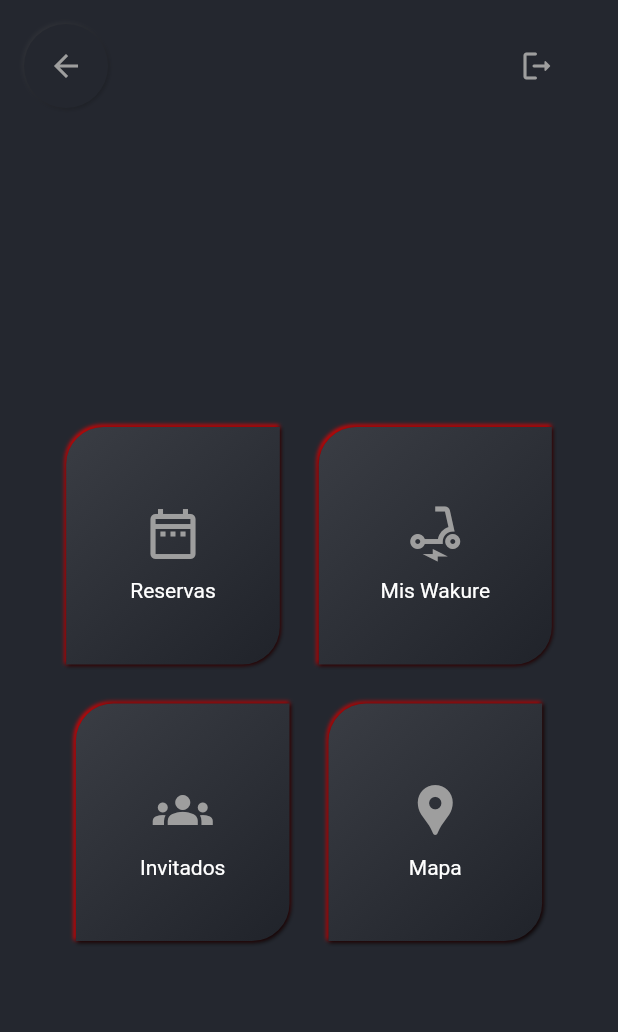
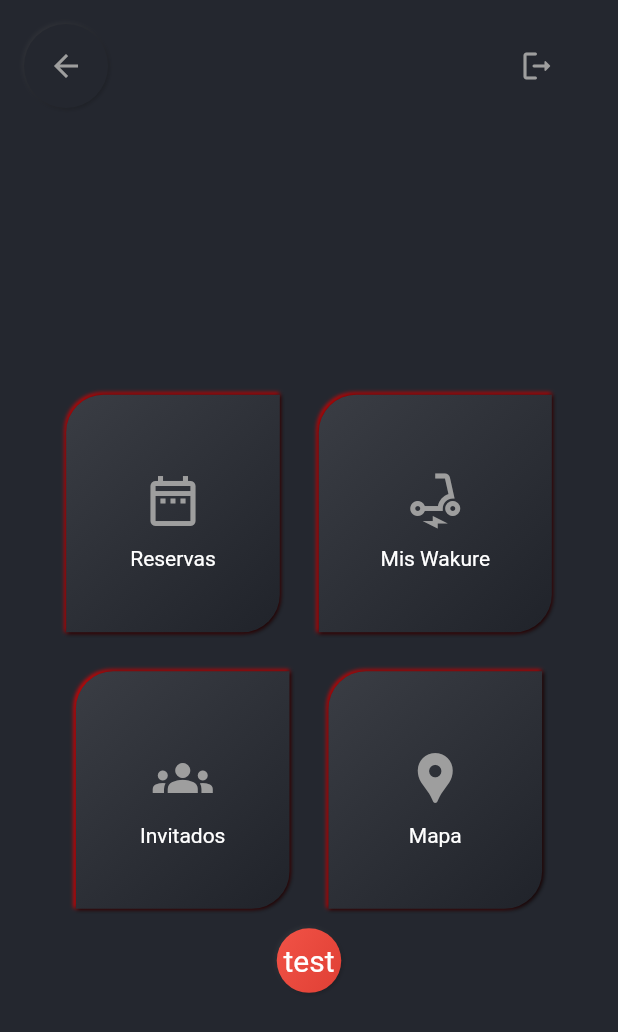
Before and after one commit to Joelnicolass/wakurent, a Flutter app: the Menu_View screen opened by its route, on a phone screen of 412 x 824 dp. Shown: the top 1032 px of the screen. Run offline on Flutter 3.47's test engine with Material 2 defaults, Android fonts, the phone set to English and light mode, and no system bars; drawn by our look-alikes of flutter_neumorphic; our stand-ins replace bloc, datetime_picker_formfield, dio, equatable, flutter_bloc, flutter_secure_storage and 4 more; accounts and stored records are empty.

Commit message:
features added

```diff
--- a/lib/globals.dart
+++ b/lib/globals.dart
@@ -17,8 +17,8 @@ const background = Color(0xff24272f);
 // network
 
 // const ip = "192.168.1.52";
-// const ip = "192.168.0.46";
-const ip = "192.168.1.36";
+const ip = "192.168.0.46";
+// const ip = "192.168.1.36";
 
 //----------------- FORMS -----------------//
 
--- /dev/null
+++ b/lib/models/ticket.dart
@@ -0,0 +1,110 @@
+// To parse this JSON data, do
+//
+//     final ticket = ticketFromMap(jsonString);
+
+import 'package:meta/meta.dart';
+import 'dart:convert';
+
+import 'package:walkiler/models/models.dart';
+
+class Ticket {
+  Ticket({
+    required this.id,
+    required this.idOwner,
+    required this.idClient,
+    required this.idWakure,
+    required this.price,
+    required this.dateFrom,
+    required this.dateTo,
+    required this.timeFrom,
+    required this.timeTo,
+    required this.status,
+    required this.v,
+    required this.wakure,
+    required this.client,
+  });
+
+  String id;
+  String idOwner;
+  String idClient;
+  String idWakure;
+  int price;
+  DateTime dateFrom;
+  DateTime dateTo;
+  String timeFrom;
+  String timeTo;
+  String status;
+  int v;
+  List<Wakure> wakure;
+  List<Client> client;
+
+  factory Ticket.fromJson(String str) => Ticket.fromMap(json.decode(str));
+
+  String toJson() => json.encode(toMap());
+
+  factory Ticket.fromMap(Map<String, dynamic> json) => Ticket(
+        id: json["_id"],
+        idOwner: json["id_owner"],
+        idClient: json["id_client"],
+        idWakure: json["id_wakure"],
+        price: json["price"],
+        dateFrom: DateTime.parse(json["dateFrom"]),
+        dateTo: DateTime.parse(json["dateTo"]),
+        timeFrom: json["timeFrom"],
+        timeTo: json["timeTo"],
+        status: json["status"],
+        v: json["__v"],
+        wakure: List<Wakure>.from(json["wakure"].map((x) => Wakure.fromMap(x))),
+        client: List<Client>.from(json["client"].map((x) => Client.fromMap(x))),
+      );
+
+  Map<String, dynamic> toMap() => {
+        "_id": id,
+        "id_owner": idOwner,
+        "id_client": idClient,
+        "id_wakure": idWakure,
+        "price": price,
+        "dateFrom":
+            "${dateFrom.year.toString().padLeft(4, '0')}-${dateFrom.month.toString().padLeft(2, '0')}-${dateFrom.day.toString().padLeft(2, '0')}",
+        "dateTo":
+            "${dateTo.year.toString().padLeft(4, '0')}-${dateTo.month.toString().padLeft(2, '0')}-${dateTo.day.toString().padLeft(2, '0')}",
+        "timeFrom": timeFrom,
+        "timeTo": timeTo,
+        "status": status,
+        "__v": v,
+        "wakure": List<dynamic>.from(wakure.map((x) => x.toMap())),
+        "client": List<dynamic>.from(client.map((x) => x.toMap())),
+      };
+}
+
+class Client {
+  Client({
+    required this.name,
+    required this.address,
+    required this.phone,
+    required this.email,
+  });
+
+  String name;
+  String address;
+  String phone;
+  String email;
+
+  factory Client.fromJson(String str) => Client.fromMap(json.decode(str));
+
+  String toJson() => json.encode(toMap());
+
+  factory Client.fromMap(Map<String, dynamic> json) => Client(
+        name: json["name"],
+        address: json["address"],
+        phone: json["phone"],
+        email: json["email"],
+      );
+
+  Map<String, dynamic> toMap() => {
+        "name": name,
+        "address": address,
+        "phone": phone,
+        "email": email,
+      };
+}
--- /dev/null
+++ b/lib/models/ticketOLD.dart
@@ -0,0 +1,68 @@
+// To parse this JSON data, do
+//
+//     final ticket = ticketFromMap(jsonString);
+
+import 'package:meta/meta.dart';
+import 'dart:convert';
+
+class Ticket {
+  Ticket({
+    required this.id,
+    required this.idOwner,
+    required this.idClient,
+    required this.idWakure,
+    required this.price,
+    required this.dateFrom,
+    required this.dateTo,
+    required this.timeFrom,
+    required this.timeTo,
+    required this.status,
+    required this.v,
+  });
+
+  String id;
+  String idOwner;
+  String idClient;
+  String idWakure;
+  int price;
+  DateTime dateFrom;
+  DateTime dateTo;
+  String timeFrom;
+  String timeTo;
+  String status;
+  int v;
+
+  factory Ticket.fromJson(String str) => Ticket.fromMap(json.decode(str));
+
+  String toJson() => json.encode(toMap());
+
+  factory Ticket.fromMap(Map<String, dynamic> json) => Ticket(
+        id: json["_id"],
+        idOwner: json["id_owner"],
+        idClient: json["id_client"],
+        idWakure: json["id_wakure"],
+        price: json["price"],
+        dateFrom: DateTime.parse(json["dateFrom"]),
+        dateTo: DateTime.parse(json["dateTo"]),
+        timeFrom: json["timeFrom"],
+        timeTo: json["timeTo"],
+        status: json["status"],
+        v: json["__v"],
+      );
+
+  Map<String, dynamic> toMap() => {
+        "_id": id,
+        "id_owner": idOwner,
+        "id_client": idClient,
+        "id_wakure": idWakure,
+        "price": price,
+        "dateFrom":
+            "${dateFrom.year.toString().padLeft(4, '0')}-${dateFrom.month.toString().padLeft(2, '0')}-${dateFrom.day.toString().padLeft(2, '0')}",
+        "dateTo":
+            "${dateTo.year.toString().padLeft(4, '0')}-${dateTo.month.toString().padLeft(2, '0')}-${dateTo.day.toString().padLeft(2, '0')}",
+        "timeFrom": timeFrom,
+        "timeTo": timeTo,
+        "status": status,
+        "__v": v,
+      };
+}
--- a/lib/screens/login_screen.dart
+++ b/lib/screens/login_screen.dart
@@ -214,6 +214,10 @@ class login_form extends StatelessWidget {
                 ),
               ),
             ),
+            // create button
+            const SizedBox(
+              height: 20,
+            ),
           ],
         ),
       ),
--- a/lib/services/services.dart
+++ b/lib/services/services.dart
@@ -2,3 +2,4 @@ export 'package:walkiler/services/wakure_service.dart';
 export 'package:walkiler/services/auth_service.dart';
 export 'package:walkiler/services/user_service.dart';
 export 'package:walkiler/services/friend_service.dart';
+import 'package:walkiler/services/booking_service.dart';
--- a/lib/views/menu_view.dart
+++ b/lib/views/menu_view.dart
@@ -1,7 +1,13 @@
+import 'dart:convert';
+
 import 'package:flutter_bloc/flutter_bloc.dart';
 import 'package:flutter_neumorphic/flutter_neumorphic.dart';
 import 'package:walkiler/blocs/blocs.dart';
 import 'package:walkiler/globals.dart' as g;
+import 'package:walkiler/helpers/process_response.dart';
+import 'package:walkiler/helpers/secure_storage.dart';
+import 'package:walkiler/models/ticket.dart';
+import 'package:walkiler/services/booking_service.dart';
 import 'package:walkiler/views/my_wakures_view.dart';
 
 class Menu_View extends StatelessWidget {
@@ -68,7 +74,33 @@ class Menu_View extends StatelessWidget {
                     icon: Icons.location_pin,
                     route: () => goRoute('loading_screen')),
               ],
-            )
+            ),
+            NeumorphicButton(
+              onPressed: () async {
+                final authBloc = BlocProvider.of<AuthBloc>(context);
+                final id = authBloc.state.user!.id;
+
+                final httpRes = await BookingService.getAllTickets(id);
+
+                final List<dynamic> list = httpRes as List;
+
+                final tickets = ProcessResponse.getTicketList(list);
+
+                final clientList = ProcessResponse.getClientList(tickets);
+              },
+              style: const NeumorphicStyle(
+                boxShape: NeumorphicBoxShape.circle(),
+                shape: NeumorphicShape.convex,
+                color: Colors.red,
+              ),
+              child: const Text(
+                'test',
+                style: TextStyle(
+                  color: Colors.white,
+                  fontSize: 20,
+                ),
+              ),
+            ),
           ],
         ),
       ),
```
Also changed, not shown: lib/helpers/process_response.dart (+36 -0 lines), lib/services/booking_service.dart (added, +96 -0 lines), lib/views/guests_view.dart (+6 -3 lines).
